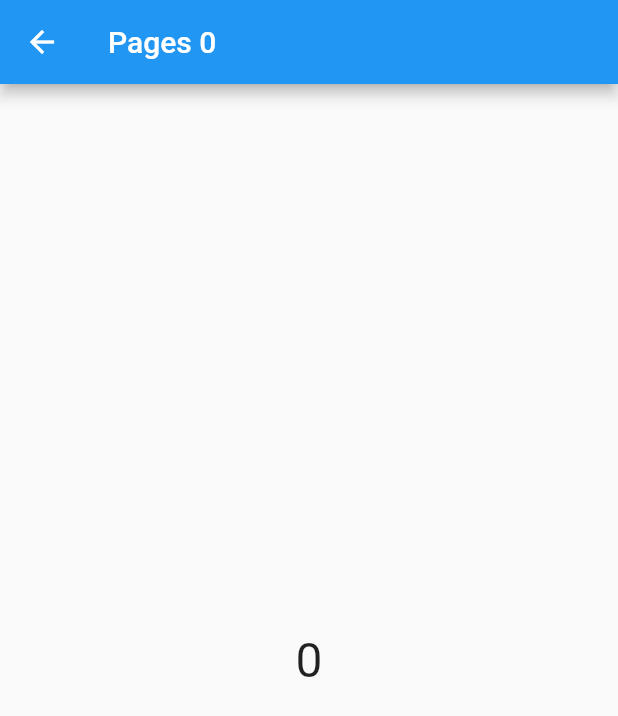
After one commit to fradip12/flutter-course-beginner, a Flutter app: the screen it shows after launch, after a tap on an icon or button, on a phone screen of 412 x 824 dp. The commit adds this screen. Shown: the top 716 px of the screen. Run offline on Flutter 3.47's test engine with Material 2 defaults, Android fonts, the light colour scheme and no system bars.

Commit message:
navigation with parameters

```diff
--- a/lib/main.dart
+++ b/lib/main.dart
@@ -1,3 +1,4 @@
+import 'package:course/pages/card_pages.dart';
 import 'package:flutter/cupertino.dart';
 import 'package:flutter/material.dart';
 
@@ -74,12 +75,22 @@ class MaterialHomePage extends StatelessWidget {
               return const Divider();
             },
             itemBuilder: (_, index) {
-              return Card(
-                shape: RoundedRectangleBorder(
-                    borderRadius: BorderRadius.circular(12)),
-                child: Container(
-                  padding: const EdgeInsets.all(12),
-                  child: Text('$index'),
+              return GestureDetector(
+                onTap: () => Navigator.push(
+                  context,
+                  MaterialPageRoute(
+                    builder: (context) => CardPages(
+                      number: index,
+                    ),
+                  ),
+                ),
+                child: Card(
+                  shape: RoundedRectangleBorder(
+                      borderRadius: BorderRadius.circular(12)),
+                  child: Container(
+                    padding: const EdgeInsets.all(12),
+                    child: Text('$index'),
+                  ),
                 ),
               );
             },
--- /dev/null
+++ b/lib/pages/card_pages.dart
@@ -0,0 +1,21 @@
+import 'package:flutter/material.dart';
+
+class CardPages extends StatelessWidget {
+  final int? number;
+  const CardPages({Key? key, this.number}) : super(key: key);
+
+  @override
+  Widget build(BuildContext context) {
+    return Scaffold(
+      appBar: AppBar(
+        title: Text('Pages ${number ?? 0}'),
+      ),
+      body: Center(
+        child: Text(
+          '${number ?? 0}',
+          style: const TextStyle(fontSize: 32),
+        ),
+      ),
+    );
+  }
+}
```
Also changed, not shown: pubspec.lock, 1 other file.
